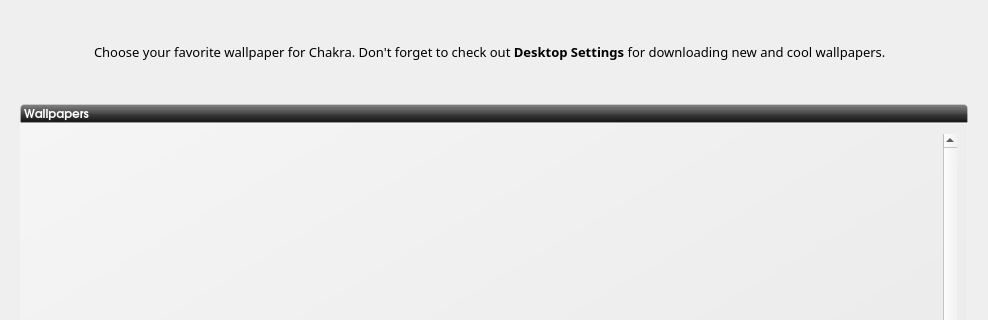
First picture: the form in ui/ui_scrWallpaper.ui, repository rshipp/kapudan, before the edit; both pictures show x 0 to 988 and y 0 to 320 of the 988 by 750 pixel window.
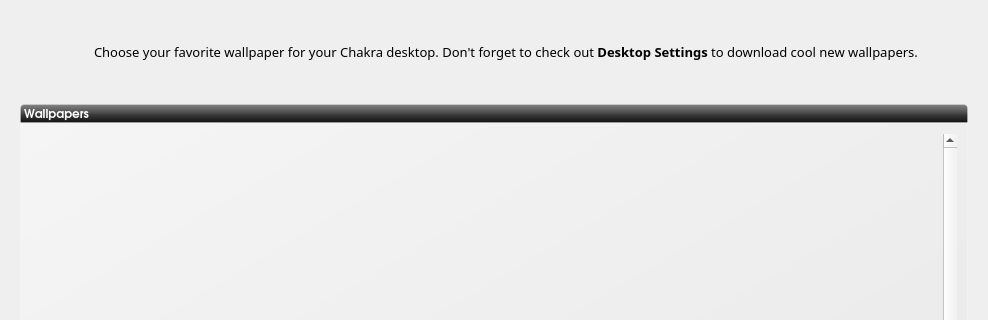
Second picture: the form after the edit. Icons and pictures are not drawn.

What changed in the file:
```diff
--- a/ui/ui_scrWallpaper.ui
+++ b/ui/ui_scrWallpaper.ui
@@ -63,7 +63,7 @@
       <string notr="true"/>
      </property>
      <property name="text">
-      <string>Choose your favorite wallpaper for Chakra. Don't forget to check out &lt;b&gt;Desktop Settings&lt;/b&gt; for downloading new and cool wallpapers.</string>
+      <string>&lt;html&gt;&lt;head/&gt;&lt;body&gt;&lt;p&gt;Choose your favorite wallpaper for your Chakra desktop. Don't forget to check out &lt;span style=&quot; font-weight:600;&quot;&gt;Desktop Settings&lt;/span&gt; to download cool new wallpapers.&lt;/p&gt;&lt;/body&gt;&lt;/html&gt;</string>
      </property>
      <property name="wordWrap">
       <bool>true</bool>
```
